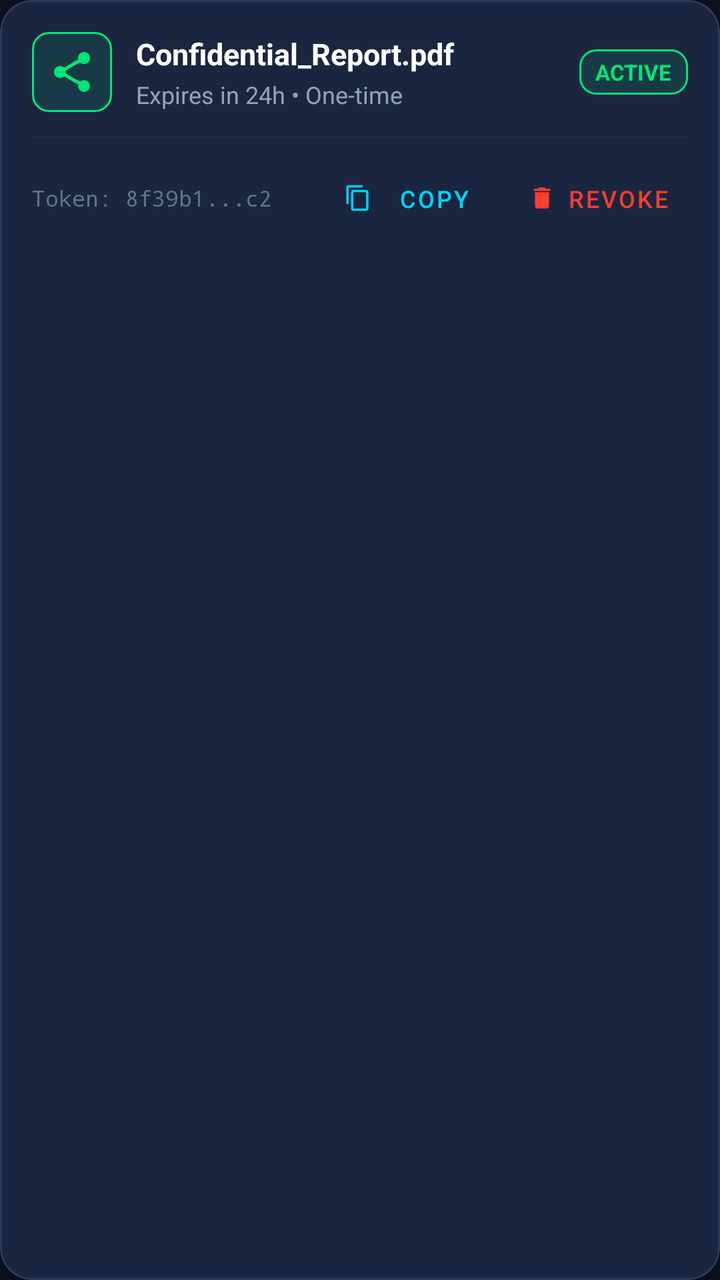
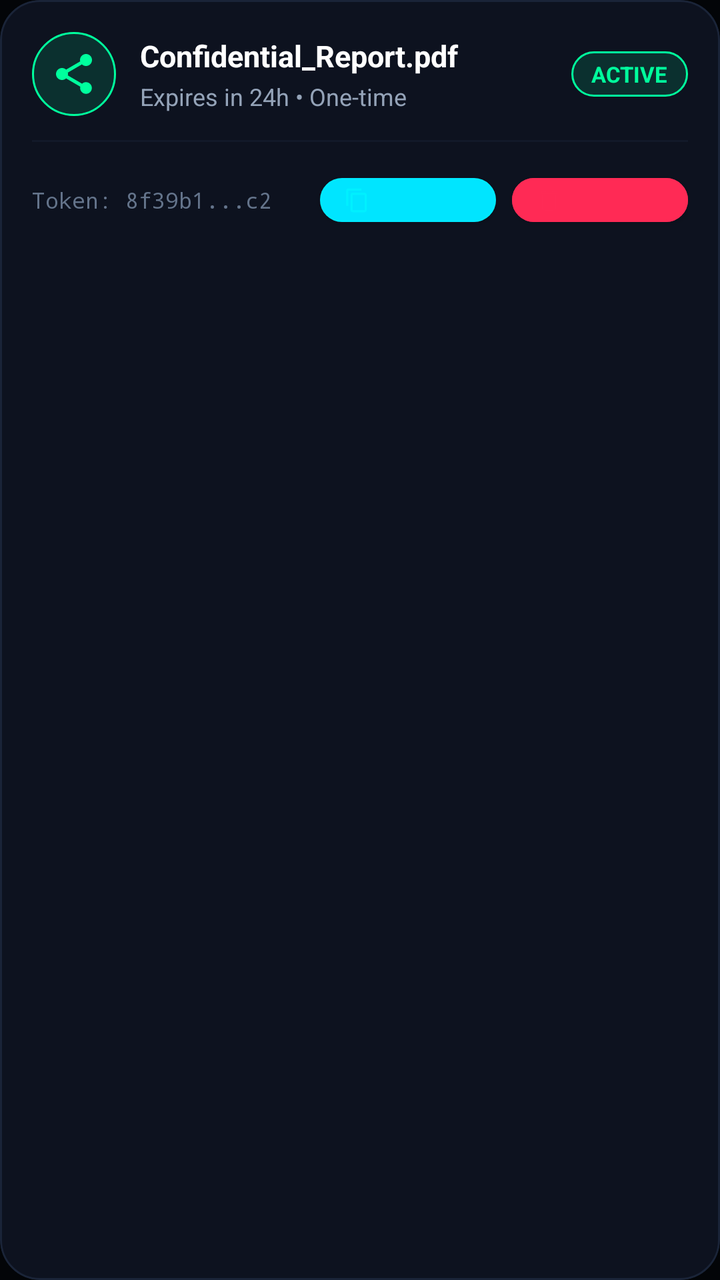

Two renders of the same Android screen: before a commit and after it. Below are the layout's source before the change and the commit's diff.
<!-- AndroidManifest.xml: application theme Theme.SecureDrop -->
<!-- res/layout/item_share.xml -->
<?xml version="1.0" encoding="utf-8"?>
<com.google.android.material.card.MaterialCardView xmlns:android="http://schemas.android.com/apk/res/android"
    xmlns:app="http://schemas.android.com/apk/res-auto"
    android:layout_width="match_parent"
    android:layout_height="wrap_content"
    android:layout_marginBottom="12dp"
    app:cardBackgroundColor="@color/bg_surface_card"
    app:cardCornerRadius="16dp"
    app:cardElevation="2dp"
    app:strokeColor="@color/border_subtle"
    app:strokeWidth="1dp">

    <LinearLayout
        android:layout_width="match_parent"
        android:layout_height="wrap_content"
        android:orientation="vertical"
        android:padding="16dp">

        <LinearLayout
            android:layout_width="match_parent"
            android:layout_height="wrap_content"
            android:gravity="center_vertical"
            android:orientation="horizontal">

            <ImageView
                android:layout_width="40dp"
                android:layout_height="40dp"
                android:background="@drawable/bg_badge_green"
                android:padding="8dp"
                android:src="@drawable/ic_share"
                app:tint="@color/security_green" />

            <LinearLayout
                android:layout_width="0dp"
                android:layout_height="wrap_content"
                android:layout_marginStart="12dp"
                android:layout_weight="1"
                android:orientation="vertical">

                <TextView
                    android:id="@+id/tvShareFileName"
                    android:layout_width="wrap_content"
                    android:layout_height="wrap_content"
                    android:ellipsize="middle"
                    android:singleLine="true"
                    android:text="Confidential_Report.pdf"
                    android:textColor="@color/text_primary"
                    android:textSize="15sp"
                    android:textStyle="bold" />

                <TextView
                    android:id="@+id/tvShareMeta"
                    android:layout_width="wrap_content"
                    android:layout_height="wrap_content"
                    android:layout_marginTop="2dp"
                    android:text="Expires in 24h • One-time"
                    android:textColor="@color/text_secondary"
                    android:textSize="12sp" />
            </LinearLayout>

            <TextView
                android:id="@+id/tvShareStatusBadge"
                android:layout_width="wrap_content"
                android:layout_height="wrap_content"
                android:background="@drawable/bg_badge_green"
                android:paddingStart="8dp"
                android:paddingTop="4dp"
                android:paddingEnd="8dp"
                android:paddingBottom="4dp"
                android:text="ACTIVE"
                android:textColor="@color/security_green"
                android:textSize="11sp"
                android:textStyle="bold" />
        </LinearLayout>

        <View
            android:layout_width="match_parent"
            android:layout_height="1dp"
            android:layout_marginTop="12dp"
            android:layout_marginBottom="12dp"
            android:background="@color/divider_line" />

        <LinearLayout
            android:layout_width="match_parent"
            android:layout_height="wrap_content"
            android:gravity="center_vertical"
            android:orientation="horizontal">

            <TextView
                android:id="@+id/tvShareTokenShort"
                android:layout_width="0dp"
                android:layout_height="wrap_content"
                android:layout_weight="1"
                android:ellipsize="middle"
                android:fontFamily="monospace"
                android:singleLine="true"
                android:text="Token: 8f39b1...c2"
                android:textColor="@color/text_muted"
                android:textSize="11sp" />

            <com.google.android.material.button.MaterialButton
                android:id="@+id/btnCopyShareCode"
                style="@style/Widget.MaterialComponents.Button.TextButton"
                android:layout_width="wrap_content"
                android:layout_height="36dp"
                android:text="Copy"
                android:textColor="@color/brand_accent"
                android:textSize="12sp"
                app:icon="@drawable/ic_copy"
                app:iconSize="14dp"
                app:iconTint="@color/brand_accent" />

            <com.google.android.material.button.MaterialButton
                android:id="@+id/btnRevokeShare"
                style="@style/Widget.MaterialComponents.Button.TextButton"
                android:layout_width="wrap_content"
                android:layout_height="36dp"
                android:layout_marginStart="4dp"
                android:text="Revoke"
                android:textColor="@color/security_red"
                android:textSize="12sp"
                app:icon="@drawable/ic_delete"
                app:iconSize="14dp"
                app:iconTint="@color/security_red" />
        </LinearLayout>
    </LinearLayout>
</com.google.android.material.card.MaterialCardView>
<!-- resources referenced by this layout -->
<resources>
  <color name="bg_surface_card">#1A2640</color>
  <color name="border_subtle">#2A3B5C</color>
  <color name="brand_accent">#00D2FF</color>
  <color name="divider_line">#1E2C44</color>
  <color name="security_green">#00E676</color>
  <color name="security_red">#FF3B30</color>
  <color name="text_muted">#64748B</color>
  <color name="text_primary">#FFFFFF</color>
  <color name="text_secondary">#94A3B8</color>
  <!-- drawable bg_badge_green (drawable) -->
  <?xml version="1.0" encoding="utf-8"?>
  <shape xmlns:android="http://schemas.android.com/apk/res/android"
      android:shape="rectangle">
      <solid android:color="@color/security_green_bg" />
      <corners android:radius="8dp" />
      <stroke
          android:width="1dp"
          android:color="@color/security_green" />
  </shape>
  <!-- drawable ic_copy (drawable) -->
  <?xml version="1.0" encoding="utf-8"?>
  <vector xmlns:android="http://schemas.android.com/apk/res/android"
      android:width="24dp"
      android:height="24dp"
      android:viewportWidth="24"
      android:viewportHeight="24">
      <path
          android:fillColor="#FFFFFFFF"
          android:pathData="M16,1H4c-1.1,0 -2,0.9 -2,2v14h2V3h12V1zm3,4H8c-1.1,0 -2,0.9 -2,2v14c0,1.1 0.9,2 2,2h11c1.1,0 2,-0.9 2,-2V7c0,-1.1 -0.9,-2 -2,-2zm0,16H8V7h11v14z"/>
  </vector>
  <!-- drawable ic_delete (drawable) -->
  <?xml version="1.0" encoding="utf-8"?>
  <vector xmlns:android="http://schemas.android.com/apk/res/android"
      android:width="24dp"
      android:height="24dp"
      android:viewportWidth="24"
      android:viewportHeight="24">
      <path
          android:fillColor="#FFFFFFFF"
          android:pathData="M6,19c0,1.1 0.9,2 2,2h8c1.1,0 2,-0.9 2,-2V7H6v12zM19,4h-3.5l-1,-1h-5l-1,1H5v2h14V4z"/>
  </vector>
  <style name="Theme.SecureDrop" parent="Theme.MaterialComponents.DayNight.NoActionBar">
          
          <item name="colorPrimary">@color/brand_primary</item>
          <item name="colorPrimaryVariant">@color/brand_primary_variant</item>
          <item name="colorOnPrimary">@color/white</item>
          
          <item name="colorSecondary">@color/brand_accent</item>
          <item name="colorSecondaryVariant">@color/brand_accent</item>
          <item name="colorOnSecondary">@color/bg_dark</item>
          
          <item name="android:statusBarColor">@color/bg_dark</item>
          <item name="android:navigationBarColor">@color/bg_dark</item>
          <item name="android:windowBackground">@color/bg_dark</item>
          <item name="android:windowLightStatusBar">false</item>
      </style>
  <color name="security_green_bg">#1A00E676</color>
  <color name="brand_primary">#0A84FF</color>
  <color name="brand_primary_variant">#0066CC</color>
  <color name="white">#FFFFFF</color>
  <color name="bg_dark">#0B111E</color>
  <!-- unchanged entries left out for length: 1 -->
</resources>

<!-- the commit's change to res/layout/item_share.xml (unified diff, before → after) -->
@@ -5,8 +5,8 @@
     android:layout_height="wrap_content"
     android:layout_marginBottom="12dp"
     app:cardBackgroundColor="@color/bg_surface_card"
-    app:cardCornerRadius="16dp"
-    app:cardElevation="2dp"
+    app:cardCornerRadius="20dp"
+    app:cardElevation="0dp"
     app:strokeColor="@color/border_subtle"
     app:strokeWidth="1dp">
 
@@ -23,10 +23,10 @@
             android:orientation="horizontal">
 
             <ImageView
-                android:layout_width="40dp"
-                android:layout_height="40dp"
+                android:layout_width="42dp"
+                android:layout_height="42dp"
                 android:background="@drawable/bg_badge_green"
-                android:padding="8dp"
+                android:padding="9dp"
                 android:src="@drawable/ic_share"
                 app:tint="@color/security_green" />
 
@@ -63,9 +63,9 @@
                 android:layout_width="wrap_content"
                 android:layout_height="wrap_content"
                 android:background="@drawable/bg_badge_green"
-                android:paddingStart="8dp"
+                android:paddingStart="10dp"
                 android:paddingTop="4dp"
-                android:paddingEnd="8dp"
+                android:paddingEnd="10dp"
                 android:paddingBottom="4dp"
                 android:text="ACTIVE"
                 android:textColor="@color/security_green"
@@ -100,28 +100,38 @@
 
             <com.google.android.material.button.MaterialButton
                 android:id="@+id/btnCopyShareCode"
-                style="@style/Widget.MaterialComponents.Button.TextButton"
+                style="@style/SecureDropButton"
                 android:layout_width="wrap_content"
-                android:layout_height="36dp"
+                android:layout_height="34dp"
+                android:paddingStart="12dp"
+                android:paddingEnd="12dp"
                 android:text="Copy"
                 android:textColor="@color/brand_accent"
-                android:textSize="12sp"
+                android:textSize="11sp"
+                app:cornerRadius="17dp"
                 app:icon="@drawable/ic_copy"
-                app:iconSize="14dp"
-                app:iconTint="@color/brand_accent" />
+                app:iconSize="13dp"
+                app:iconTint="@color/brand_accent"
+                app:strokeColor="@color/border_glow"
+                app:strokeWidth="1dp" />
 
             <com.google.android.material.button.MaterialButton
                 android:id="@+id/btnRevokeShare"
-                style="@style/Widget.MaterialComponents.Button.TextButton"
+                style="@style/SecureDropButton.Danger"
                 android:layout_width="wrap_content"
-                android:layout_height="36dp"
-                android:layout_marginStart="4dp"
+                android:layout_height="34dp"
+                android:layout_marginStart="8dp"
+                android:paddingStart="12dp"
+                android:paddingEnd="12dp"
                 android:text="Revoke"
                 android:textColor="@color/security_red"
-                android:textSize="12sp"
+                android:textSize="11sp"
+                app:cornerRadius="17dp"
                 app:icon="@drawable/ic_delete"
-                app:iconSize="14dp"
-                app:iconTint="@color/security_red" />
+                app:iconSize="13dp"
+                app:iconTint="@color/security_red"
+                app:strokeColor="@color/security_red"
+                app:strokeWidth="1dp" />
         </LinearLayout>
     </LinearLayout>
 </com.google.android.material.card.MaterialCardView>
<!-- resource entries referenced after the edit -->
@@ -1,11 +1,12 @@
 <!-- resources referenced by this layout -->
 <resources>
-  <color name="bg_surface_card">#1A2640</color>
-  <color name="border_subtle">#2A3B5C</color>
-  <color name="brand_accent">#00D2FF</color>
-  <color name="divider_line">#1E2C44</color>
-  <color name="security_green">#00E676</color>
-  <color name="security_red">#FF3B30</color>
+  <color name="bg_surface_card">#0D121F</color>
+  <color name="border_glow">#4D00F0FF</color>
+  <color name="border_subtle">#1A2438</color>
+  <color name="brand_accent">#00F0FF</color>
+  <color name="divider_line">#121929</color>
+  <color name="security_green">#00FF9D</color>
+  <color name="security_red">#FF2A55</color>
   <color name="text_muted">#64748B</color>
   <color name="text_primary">#FFFFFF</color>
   <color name="text_secondary">#94A3B8</color>
@@ -14,7 +15,7 @@
   <shape xmlns:android="http://schemas.android.com/apk/res/android"
       android:shape="rectangle">
       <solid android:color="@color/security_green_bg" />
-      <corners android:radius="8dp" />
+      <corners android:radius="24dp" />
       <stroke
           android:width="1dp"
           android:color="@color/security_green" />
@@ -41,26 +42,46 @@
           android:fillColor="#FFFFFFFF"
           android:pathData="M6,19c0,1.1 0.9,2 2,2h8c1.1,0 2,-0.9 2,-2V7H6v12zM19,4h-3.5l-1,-1h-5l-1,1H5v2h14V4z"/>
   </vector>
+  <style name="SecureDropButton" parent="Widget.MaterialComponents.Button">
+          <item name="cornerRadius">24dp</item>
+          <item name="android:textAllCaps">false</item>
+          <item name="android:textStyle">bold</item>
+          <item name="android:paddingTop">14dp</item>
+          <item name="android:paddingBottom">14dp</item>
+          <item name="backgroundTint">@color/brand_primary</item>
+          <item name="android:textColor">@color/black</item>
+          <item name="android:letterSpacing">0.03</item>
+      </style>
+  <style name="SecureDropButton.Danger" parent="Widget.MaterialComponents.Button">
+          <item name="cornerRadius">24dp</item>
+          <item name="android:textAllCaps">false</item>
+          <item name="android:textStyle">bold</item>
+          <item name="android:paddingTop">14dp</item>
+          <item name="android:paddingBottom">14dp</item>
+          <item name="backgroundTint">@color/security_red</item>
+          <item name="android:textColor">@color/white</item>
+      </style>
   <style name="Theme.SecureDrop" parent="Theme.MaterialComponents.DayNight.NoActionBar">
           
           <item name="colorPrimary">@color/brand_primary</item>
           <item name="colorPrimaryVariant">@color/brand_primary_variant</item>
-          <item name="colorOnPrimary">@color/white</item>
+          <item name="colorOnPrimary">@color/black</item>
           
           <item name="colorSecondary">@color/brand_accent</item>
           <item name="colorSecondaryVariant">@color/brand_accent</item>
-          <item name="colorOnSecondary">@color/bg_dark</item>
+          <item name="colorOnSecondary">@color/black</item>
           
           <item name="android:statusBarColor">@color/bg_dark</item>
           <item name="android:navigationBarColor">@color/bg_dark</item>
           <item name="android:windowBackground">@color/bg_dark</item>
           <item name="android:windowLightStatusBar">false</item>
       </style>
-  <color name="security_green_bg">#1A00E676</color>
-  <color name="brand_primary">#0A84FF</color>
-  <color name="brand_primary_variant">#0066CC</color>
+  <color name="security_green_bg">#2000FF9D</color>
+  <color name="brand_primary">#00E5FF</color>
+  <color name="black">#000000</color>
+  <color name="brand_primary_variant">#00B0FF</color>
   <color name="white">#FFFFFF</color>
-  <color name="bg_dark">#0B111E</color>
+  <color name="bg_dark">#030508</color>
   <!-- unchanged entries left out for length: 1 -->
 </resources>
 
